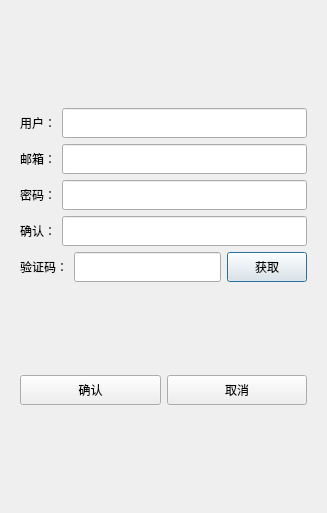
Old version of the form Resource/Skin/Registerdialog.ui in the repository CNGoSeI/IMClient.
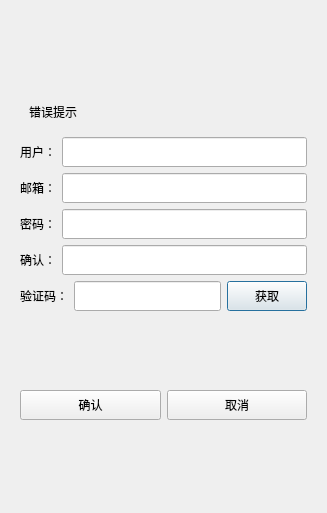
New version of the form.

Patch:
```diff
--- a/Resource/Skin/Registerdialog.ui
+++ b/Resource/Skin/Registerdialog.ui
@@ -33,6 +33,31 @@
            </property>
           </spacer>
          </item>
+         <item>
+          <widget class="QWidget" name="widget" native="true">
+           <layout class="QVBoxLayout" name="verticalLayout_4">
+            <item>
+             <widget class="QLabel" name="Lab_ErrTip">
+              <property name="sizePolicy">
+               <sizepolicy hsizetype="Preferred" vsizetype="Fixed">
+                <horstretch>0</horstretch>
+                <verstretch>0</verstretch>
+               </sizepolicy>
+              </property>
+              <property name="minimumSize">
+               <size>
+                <width>0</width>
+                <height>20</height>
+               </size>
+              </property>
+              <property name="text">
+               <string>错误提示</string>
+              </property>
+             </widget>
+            </item>
+           </layout>
+          </widget>
+         </item>
          <item>
           <layout class="QHBoxLayout" name="horizontalLayout">
            <item>
```
